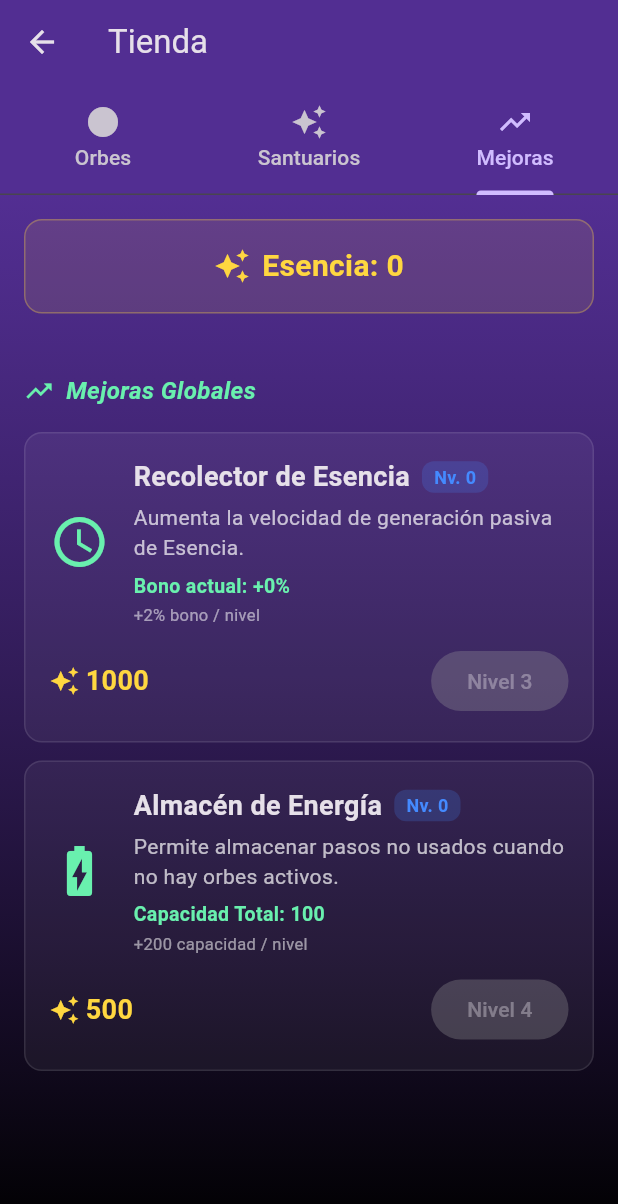
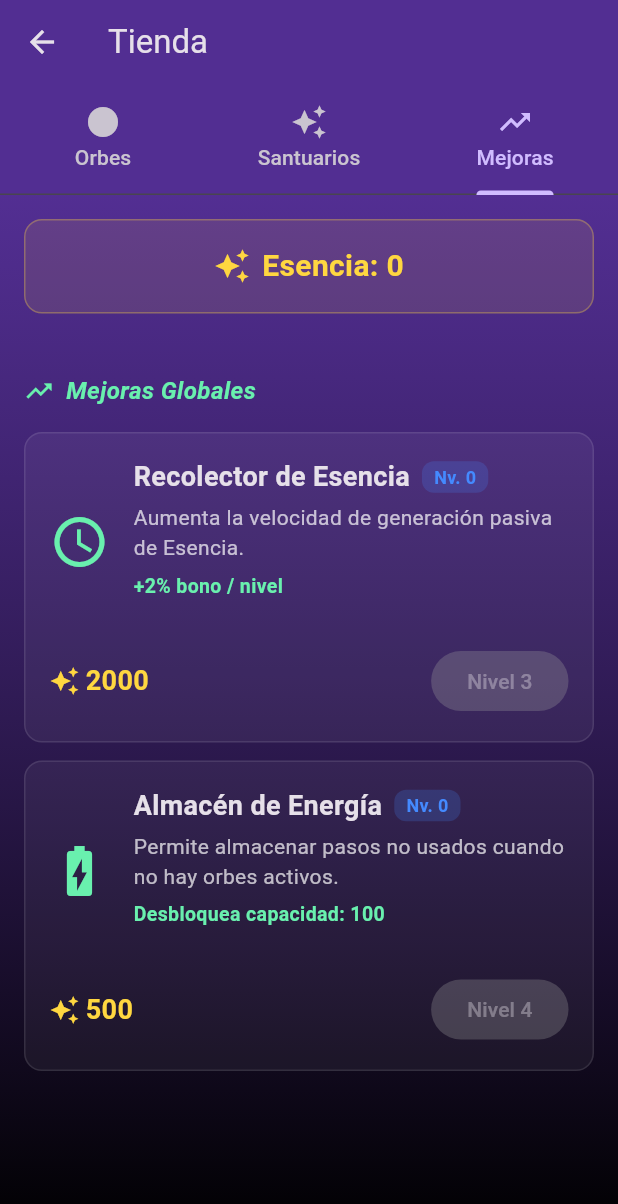
Before and after one commit to camu740/Stillwalks, a Flutter app: the ShopScreen screen opened by its route, tab 3 chosen, on a phone screen of 412 x 824 dp. Shown: the top 1204 px of the screen. Run offline on Flutter 3.47's test engine with Material 3 defaults, Android fonts, the phone set to English and light mode, and no system bars; our stand-ins replace package_info_plus, permission_handler, shared_preferences, sqflite; missing offline and left inert: home_widget; accounts and stored records are empty.

Commit message:
UI/Logic: Refine Energy Storage unlock, visibility, and shop display

```diff
--- a/lib/screens/shop_screen.dart
+++ b/lib/screens/shop_screen.dart
@@ -408,59 +408,97 @@ class _ShopScreenState extends State<ShopScreen> with SingleTickerProviderStateM
         const SizedBox(height: 8),
 
         // Mostrar mejoras globales
-        if (globalUpgrades.isEmpty)
-          Center(
-            child: Padding(
-              padding: const EdgeInsets.all(20),
-              child: Text(
-                AppLocalizations.of(context)!.loadingUpgrades,
-                style: const TextStyle(color: Colors.white54),
-              ),
-            ),
-          )
+        if (false) // Disabled loading check since we build from types
+          const Center(child: Text('...'))
         else
-          ...globalUpgrades.map((upgrade) {
+          ...[UpgradeType.idleMultiplier, UpgradeType.energyStorage].map((type) {
+             final isOwned = esenciaService.hasUpgrade(type);
+
+             Upgrade upgrade;
+             int cost;
+             String bonusText = '';
+
+             if (isOwned) {
+               upgrade = esenciaService.getUpgrade(type)!;
+               // Cost for NEXT level (from currentLevel + 1)
+               if (upgrade.currentLevel >= type.maxLevel) {
+                 cost = 0;
+               } else {
+                 final nextLevelIndex = upgrade.currentLevel + 1;
+                 if (nextLevelIndex < type.costs.length) {
+                    cost = type.costs[nextLevelIndex].toInt();
+                 } else {
+                    cost = 0; // Should not happen if maxLevel matches costs length
+                 }
+               }
+
+               if (type == UpgradeType.energyStorage) {
+                 final nextCapacity = 100 + ((upgrade.currentLevel + 1) * 200);
+                 bonusText = 'Capacidad: ${100 + (upgrade.currentLevel * 200)} \u2192 $nextCapacity';
+               } else {
+                 bonusText =  AppLocalizations.of(context)!.getUpgradeBonusText(type);
+               }
+             } else {
+                // Unowned ... (rest same) -> NO, need to copy rest or use strict replacement range.
+                // Since I am replacing the `if (isOwned)` block essentially.
+                // I'll rewrite the whole block from `if (isOwned)` down to `else` closing brace.
+
+               upgrade = Upgrade(
+                 id: 'temp_${type.name}',
+                 type: type,
+                 currentLevel: 0,
+                 name: AppLocalizations.of(context)!.getUpgradeName(type),
+                 description: AppLocalizations.of(context)!.getUpgradeDescription(type),
+               );
+               cost = type.costs[0].toInt(); // Unlock cost
+
+               if (type == UpgradeType.energyStorage) {
+                 bonusText = 'Desbloquea capacidad: 100';
+               } else {
+                 bonusText = 'Desbloquear mejora';
+               }
+             }
 
             // Check Upgrade Cap with Type
             final progressionService = Provider.of<ProgressionService>(context);
-            // Map UpgradeType to string ID used in ProgressionService
-            String upgradeTypeId = '';
-            if (upgrade.type == UpgradeType.idleMultiplier) upgradeTypeId = 'idle_multiplier';
-            if (upgrade.type == UpgradeType.energyStorage) upgradeTypeId = 'energy_storage';
+            String upgradeTypeId = type == UpgradeType.idleMultiplier ? 'idle_multiplier' : 'energy_storage';
 
             final upgradeCap = progressionService.getUpgradeCap(currentLevel, type: upgradeTypeId);
+            // If unowned (level 0), and cap is 0, then 0 >= 0 is true -> Capped.
+            // If cap is 2 (level 4 reached), then 0 >= 2 is false -> Not capped.
             final isCappedByLevel = upgrade.currentLevel >= upgradeCap;
-            final nextReqLevel = isCappedByLevel ? progressionService.getLevelRequiredForHigherCap(upgradeCap, type: upgradeTypeId) : null;
+            final isMaxLevel = isOwned && upgrade.currentLevel >= type.maxLevel;
+
+            // Next required level logic
+            int? nextReqLevel;
+            if (isCappedByLevel) {
+                 nextReqLevel = progressionService.getLevelRequiredForHigherCap(upgradeCap, type: upgradeTypeId);
+            }
 
             return Padding(
               padding: const EdgeInsets.only(bottom: 12),
               child: _UpgradeItem(
-                icon: _getUpgradeIcon(upgrade.type),
-                title: AppLocalizations.of(context)!.getUpgradeName(upgrade.type),
-                description: AppLocalizations.of(context)!.getUpgradeDescription(upgrade.type),
-                currentLevel: upgrade.currentLevel,
-                maxLevel: upgrade.type.maxLevel,
-                cost: upgrade.calculateNextLevelCost(),
+                icon: _getUpgradeIcon(type),
+                title: AppLocalizations.of(context)!.getUpgradeName(type),
+                description: AppLocalizations.of(context)!.getUpgradeDescription(type),
+                currentLevel: isOwned ? upgrade.currentLevel : 0,
+                maxLevel: type.maxLevel,
+                cost: isMaxLevel ? 0 : cost.toDouble(),
                 currentEsencia: currentEsencia,
-                multiplier: AppLocalizations.of(context)!.getUpgradeBonusText(upgrade.type),
-                bonusText: upgrade.type == UpgradeType.energyStorage
-                    ? 'Capacidad Total: ${(100 + upgrade.currentLevel * 200)}'
-                    : 'Bono actual: +${(upgrade.currentLevel * 2)}%',
+                multiplier: '', // Not used anymore as separate text
+                bonusText: bonusText,
                 isCappedByLevel: isCappedByLevel,
                 nextRequiredLevel: nextReqLevel,
+                isMaxLevel: isMaxLevel,
                 onPurchase: () async {
-                  if (isCappedByLevel) return; // Should be disabled, but safeguard
+                  if (isCappedByLevel || isMaxLevel) return;
 
-                  final success = await esenciaService.purchaseUpgrade(upgrade.id);
+                  final success = await esenciaService.purchaseUpgradeByType(type);
                   if (success) {
-                    // Force UI update explicitly if needed, but notifyListeners in service should suffice.
-                    // Debug print to confirm flow
-                    debugPrint('ShopScreen: Global upgrade success. Waiting for rebuild.');
-
                     if (context.mounted) {
                       ScaffoldMessenger.of(context).showSnackBar(
                         SnackBar(content: Text(AppLocalizations.of(context)!.upgradeCompleted(
-                          AppLocalizations.of(context)!.getUpgradeName(upgrade.type)
+                           AppLocalizations.of(context)!.getUpgradeName(type)
                         ))),
                       );
                     }
@@ -606,7 +644,8 @@ class _UpgradeItem extends StatelessWidget {
   final String bonusText;
   final VoidCallback onPurchase;
   final bool isCappedByLevel;
-  final int? nextRequiredLevel; // Added
+  final int? nextRequiredLevel;
+  final bool isMaxLevel; // Added field
 
   const _UpgradeItem({
     required this.icon,
@@ -620,12 +659,13 @@ class _UpgradeItem extends StatelessWidget {
     required this.bonusText,
     required this.onPurchase,
     this.isCappedByLevel = false,
-    this.nextRequiredLevel, // Added
+    this.nextRequiredLevel,
+    this.isMaxLevel = false, // Added parameter
   });
 
   @override
   Widget build(BuildContext context) {
-    final isMaxLevel = currentLevel >= maxLevel;
+
     final canAfford = currentEsencia >= cost && !isMaxLevel;
 
     return Container(
```
Also changed, not shown: lib/screens/home_screen.dart (+34 -2 lines), lib/services/esencia_service.dart (+82 -25 lines).
